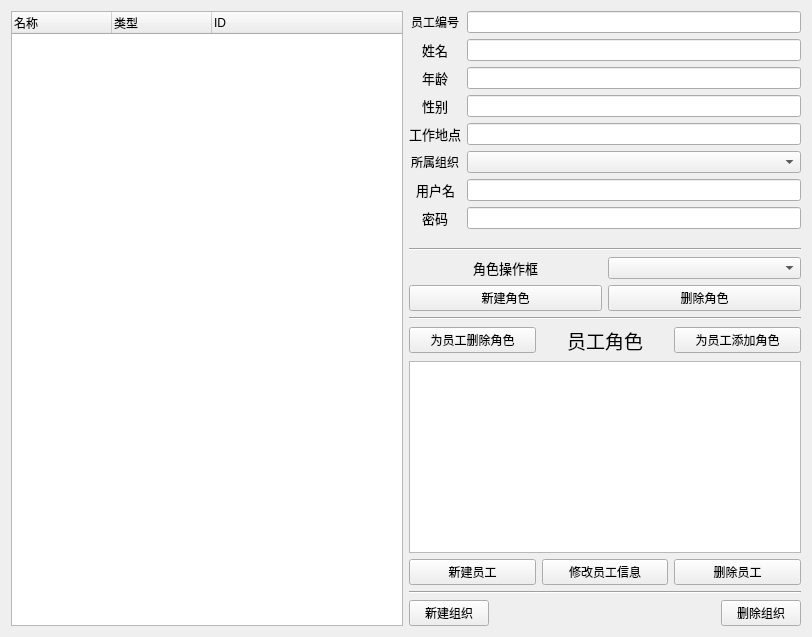
The window that xt/code/ui/Admin.ui (joker20020/ERP) describes before a commit, drawn with Qt 5.
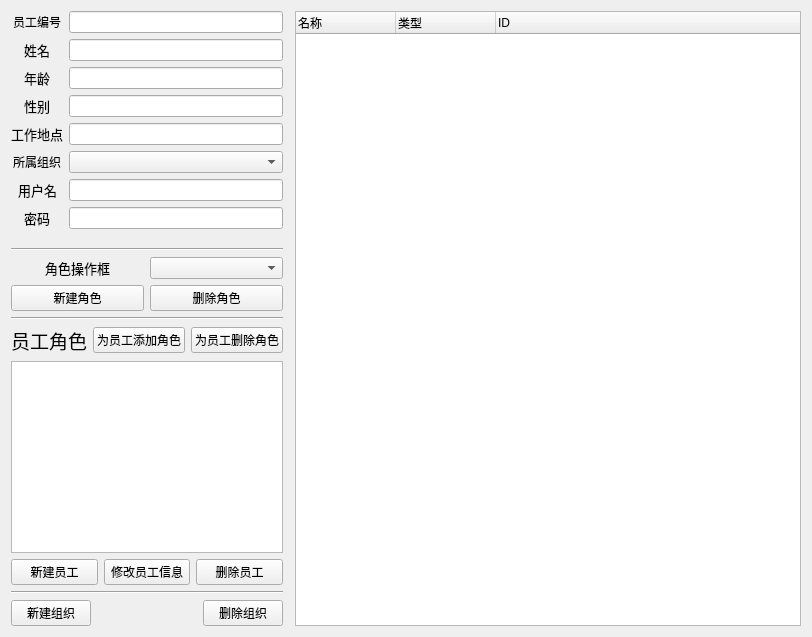
The same window after the commit. Custom widgets are drawn as their Qt base class.

What changed in the file:
```diff
--- a/xt/code/ui/Admin.ui
+++ b/xt/code/ui/Admin.ui
@@ -13,33 +13,7 @@
   <property name="windowTitle">
    <string>Form</string>
   </property>
-  <layout class="QHBoxLayout" name="horizontalLayout">
-   <item>
-    <layout class="QVBoxLayout" name="verticalLayout">
-     <item>
-      <widget class="QTreeWidget" name="groupTree">
-       <attribute name="headerVisible">
-        <bool>true</bool>
-       </attribute>
-       <column>
-        <property name="text">
-         <string>名称</string>
-        </property>
-       </column>
-       <column>
-        <property name="text">
-         <string>类型</string>
-        </property>
-       </column>
-       <column>
-        <property name="text">
-         <string>ID</string>
-        </property>
-       </column>
-      </widget>
-     </item>
-    </layout>
-   </item>
+  <layout class="QHBoxLayout" name="horizontalLayout" stretch="1,0,4">
    <item>
     <layout class="QVBoxLayout" name="verticalLayout_2" stretch="2,0,0,0,0,0,0,0,0,1">
      <item>
@@ -222,14 +196,7 @@
      <item>
       <layout class="QHBoxLayout" name="horizontalLayout_5">
        <item>
-        <widget class="QPushButton" name="characterDelete">
-         <property name="text">
-          <string>为员工删除角色</string>
-         </property>
-        </widget>
-       </item>
-       <item>
-        <widget class="QLabel" name="label">
+        <widget class="TitleLabel" name="label">
          <property name="font">
           <font>
            <pointsize>14</pointsize>
@@ -250,6 +217,13 @@
          </property>
         </widget>
        </item>
+       <item>
+        <widget class="PrimaryPushButton" name="characterDelete">
+         <property name="text">
+          <string>为员工删除角色</string>
+         </property>
+        </widget>
+       </item>
       </layout>
      </item>
      <item>
@@ -320,8 +294,95 @@
      </item>
     </layout>
    </item>
+   <item>
+    <widget class="VerticalSeparator" name="VerticalSeparator"/>
+   </item>
+   <item>
+    <layout class="QVBoxLayout" name="verticalLayout">
+     <item>
+      <widget class="TreeWidget" name="groupTree">
+       <attribute name="headerVisible">
+        <bool>true</bool>
+       </attribute>
+       <column>
+        <property name="text">
+         <string>名称</string>
+        </property>
+       </column>
+       <column>
+        <property name="text">
+         <string>类型</string>
+        </property>
+       </column>
+       <column>
+        <property name="text">
+         <string>ID</string>
+        </property>
+       </column>
+      </widget>
+     </item>
+    </layout>
+   </item>
   </layout>
  </widget>
+ <customwidgets>
+  <customwidget>
+   <class>PushButton</class>
+   <extends>QPushButton</extends>
+   <header>qfluentwidgets</header>
+  </customwidget>
+  <customwidget>
+   <class>ListWidget</class>
+   <extends>QListWidget</extends>
+   <header>qfluentwidgets</header>
+  </customwidget>
+  <customwidget>
+   <class>VerticalSeparator</class>
+   <extends>QFrame</extends>
+   <header>qfluentwidgets</header>
+   <container>1</container>
+  </customwidget>
+  <customwidget>
+   <class>LineEdit</class>
+   <extends>QLineEdit</extends>
+   <header>qfluentwidgets</header>
+  </customwidget>
+  <customwidget>
+   <class>TitleLabel</class>
+   <extends>QLabel</extends>
+   <header>qfluentwidgets</header>
+  </customwidget>
+  <customwidget>
+   <class>BodyLabel</class>
+   <extends>QLabel</extends>
+   <header>qfluentwidgets</header>
+  </customwidget>
+  <customwidget>
+   <class>StrongBodyLabel</class>
+   <extends>QLabel</extends>
+   <header>qfluentwidgets</header>
+  </customwidget>
+  <customwidget>
+   <class>PrimaryPushButton</class>
+   <extends>QPushButton</extends>
+   <header>qfluentwidgets</header>
+  </customwidget>
+  <customwidget>
+   <class>ComboBox</class>
+   <extends>QComboBox</extends>
+   <header>qfluentwidgets</header>
+  </customwidget>
+  <customwidget>
+   <class>TreeWidget</class>
+   <extends>QTreeWidget</extends>
+   <header>qfluentwidgets</header>
+  </customwidget>
+  <customwidget>
+   <class>PasswordLineEdit</class>
+   <extends>QLineEdit</extends>
+   <header>qfluentwidgets</header>
+  </customwidget>
+ </customwidgets>
  <resources/>
  <connections/>
 </ui>
```
Left out of the diff: 88 changed lines with no effect on the pictures.
